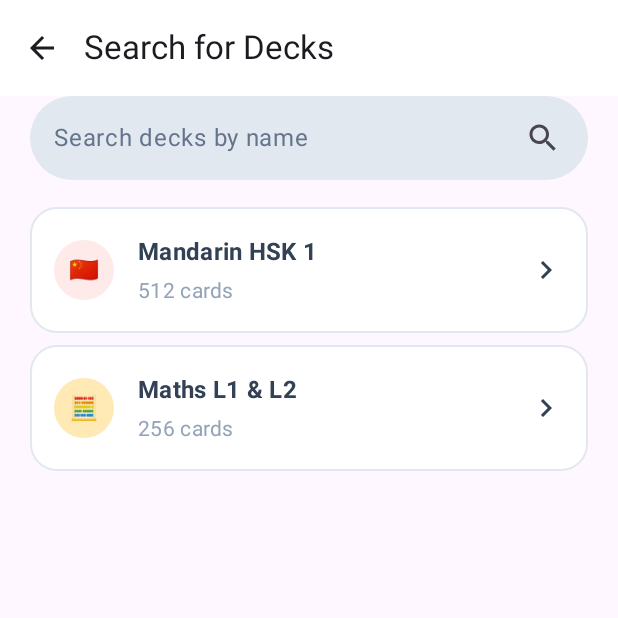
After one commit to Tr1Fecta-7/Recall, an Android app built with Jetpack Compose: the composable DecksOverviewSearchScreen shown on its own in the app's theme, on a phone screen of 412 x 824 dp, the top half of it. The commit adds this screen. Run offline under Robolectric (Android 15) with nearby library versions, the phone set to English and light mode, and no system bars; libraries missing offline, so code that uses them is left out: com.ramcosta.composedestinations; 1 statement that could not run was skipped.

Commit message:
added search page for deck overview

```diff
--- a/android/app/src/main/java/nl/recall/decksoverview/DecksOverviewScreen.kt
+++ b/android/app/src/main/java/nl/recall/decksoverview/DecksOverviewScreen.kt
@@ -31,6 +31,7 @@ import nl.recall.R
 import nl.recall.components.deck.DeckPreview
 import nl.recall.destinations.DeckCreateDestination
 import nl.recall.destinations.DeckDetailScreenDestination
+import nl.recall.destinations.DecksOverviewSearchScreenDestination
 import nl.recall.domain.models.DeckPreviewData
 import nl.recall.theme.AppTheme
 
@@ -40,6 +41,9 @@ import nl.recall.theme.AppTheme
 fun DecksOverviewScreen(navigator: DestinationsNavigator) {
     val navigateToDetail: () -> Unit = { navigator.navigate(DeckDetailScreenDestination) }
     val navigateToCreateDeck: () -> Unit = { navigator.navigate(DeckCreateDestination) }
+    val navigateToDeckSearch: () -> Unit = {
+        navigator.navigate(DecksOverviewSearchScreenDestination)
+    }
 
     val decks = listOf(
         DeckPreviewData(
@@ -56,14 +60,15 @@ fun DecksOverviewScreen(navigator: DestinationsNavigator) {
         )
     )
 
-    Content(decks, navigateToDetail, navigateToCreateDeck)
+    Content(decks, navigateToDetail, navigateToCreateDeck, navigateToDeckSearch)
 }
 
 @Composable
 private fun Content(
     decks: List<DeckPreviewData>,
     navigateToDetail: () -> Unit,
-    navigateToCreateDeck: () -> Unit
+    navigateToCreateDeck: () -> Unit,
+    navigateToDeckSearch: () -> Unit
 ) {
     Scaffold(
         containerColor = AppTheme.neutral50,
@@ -104,7 +109,7 @@ private fun Content(
                 ),
                 shape = RoundedCornerShape(35.dp),
                 onClick = {
-                    // TODO: Navigate to deck search
+                    navigateToDeckSearch()
                 }
             ) {
                 Row(
--- /dev/null
+++ b/android/app/src/main/java/nl/recall/decksoverview/DecksOverviewSearchScreen.kt
@@ -0,0 +1,143 @@
+package nl.recall.decksoverview
+
+import androidx.compose.foundation.layout.Arrangement
+import androidx.compose.foundation.layout.Column
+import androidx.compose.foundation.layout.PaddingValues
+import androidx.compose.foundation.layout.fillMaxWidth
+import androidx.compose.foundation.layout.padding
+import androidx.compose.foundation.lazy.LazyColumn
+import androidx.compose.foundation.lazy.items
+import androidx.compose.foundation.shape.RoundedCornerShape
+import androidx.compose.material.icons.Icons
+import androidx.compose.material.icons.filled.ArrowBack
+import androidx.compose.material.icons.filled.Search
+import androidx.compose.material.icons.outlined.Close
+import androidx.compose.material3.Icon
+import androidx.compose.material3.IconButton
+import androidx.compose.material3.Scaffold
+import androidx.compose.material3.Text
+import androidx.compose.material3.TextField
+import androidx.compose.material3.TextFieldDefaults
+import androidx.compose.material3.TopAppBar
+import androidx.compose.material3.TopAppBarDefaults
+import androidx.compose.runtime.Composable
+import androidx.compose.ui.Modifier
+import androidx.compose.ui.graphics.Color
+import androidx.compose.ui.res.stringResource
+import androidx.compose.ui.unit.dp
+import com.ramcosta.composedestinations.annotation.Destination
+import com.ramcosta.composedestinations.navigation.DestinationsNavigator
+import nl.recall.R
+import nl.recall.components.deck.DeckPreview
+import nl.recall.destinations.DeckDetailScreenDestination
+import nl.recall.domain.models.DeckPreviewData
+import nl.recall.theme.AppTheme
+
+@Destination
+@Composable
+fun DecksOverviewSearchScreen(navigator: DestinationsNavigator) {
+    val navigateToDetail: () -> Unit = { navigator.navigate(DeckDetailScreenDestination) }
+
+    val decks = listOf(
+        DeckPreviewData(
+            title = "Mandarin HSK 1",
+            cardCount = 512,
+            backgroundColor = "#FFEAEA", // Color("#FFEAEA".toColorInt()),
+            emoji = "🇨🇳",
+        ),
+        DeckPreviewData(
+            title = "Maths L1 & L2",
+            cardCount = 256,
+            backgroundColor = "#FFEAB6", // Color("#FFEAB6".toColorInt()),
+            emoji = "🧮",
+        )
+    )
+
+    Scaffold(
+        topBar = {
+            TopAppBar(
+                colors = TopAppBarDefaults.centerAlignedTopAppBarColors(
+                    containerColor = AppTheme.white
+                ),
+                title = {
+                    Text(text = stringResource(id = R.string.deck_searchbar_title))
+                },
+                navigationIcon = {
+                    IconButton(onClick = { navigator.popBackStack() }) {
+                        Icon(imageVector = Icons.Default.ArrowBack, contentDescription = "go back")
+                    }
+                },
+            )
+        },
+    ) { paddingValues ->
+        Content(decks, navigateToDetail, paddingValues)
+    }
+}
+
+@Composable
+private fun Content(
+    decks: List<DeckPreviewData>,
+    navigateToDetail: () -> Unit,
+    paddingValues: PaddingValues
+) {
+    Column(
+        modifier = Modifier
+            .padding(paddingValues)
+            .padding(horizontal = 20.dp)
+    ) {
+        TextField(
+            modifier = Modifier
+                .fillMaxWidth()
+                .padding(bottom = 8.dp),
+            value = "",
+            placeholder = {
+                Text(
+                    text = stringResource(R.string.search_bar_deck_hint),
+                    color = AppTheme.neutral500
+                )
+            },
+            colors = TextFieldDefaults.textFieldColors(
+                containerColor = AppTheme.neutral200,
+                cursorColor = Color.Black,
+                disabledLabelColor = AppTheme.white,
+                focusedIndicatorColor = Color.Transparent,
+                unfocusedIndicatorColor = Color.Transparent
+            ),
+            onValueChange = {
+
+            },
+            shape = RoundedCornerShape(35.dp),
+            singleLine = true,
+            trailingIcon = {
+                if (false) {
+                    IconButton(onClick = { }) {
+                        Icon(
+                            imageVector = Icons.Outlined.Close,
+                            contentDescription = "clear textfield"
+                        )
+                    }
+                } else {
+                    IconButton(
+                        modifier = Modifier.padding(end = 6.dp),
+                        onClick = { /*TODO*/ }) {
+                        Icon(
+                            imageVector = Icons.Default.Search,
+                            contentDescription = "search"
+                        )
+                    }
+                }
+            }
+        )
+
+        LazyColumn(
+            modifier = Modifier.padding(top = 10.dp),
+            verticalArrangement = Arrangement.spacedBy(8.dp)
+        ) {
+            items(decks) { deck ->
+                DeckPreview(deck, onClick = {
+                    navigateToDetail()
+                })
+            }
+        }
+    }
+}
--- a/android/app/src/main/res/values/strings.xml
+++ b/android/app/src/main/res/values/strings.xml
@@ -21,4 +21,5 @@
     <string name="deck_overview_title">Decks</string>
     <string name="deck_overview_subtitle">Let\'s learn something today!</string>
     <string name="search_bar_deck_hint">Search decks by name</string>
+    <string name="deck_searchbar_title">Search for Decks</string>
 </resources>
```
